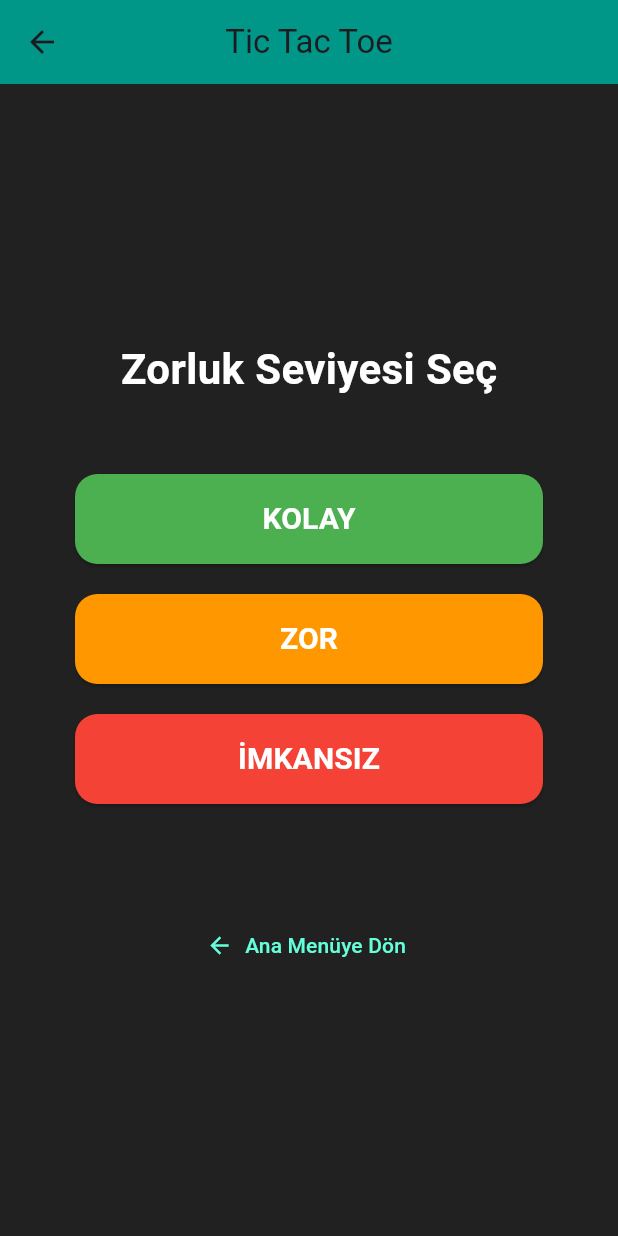
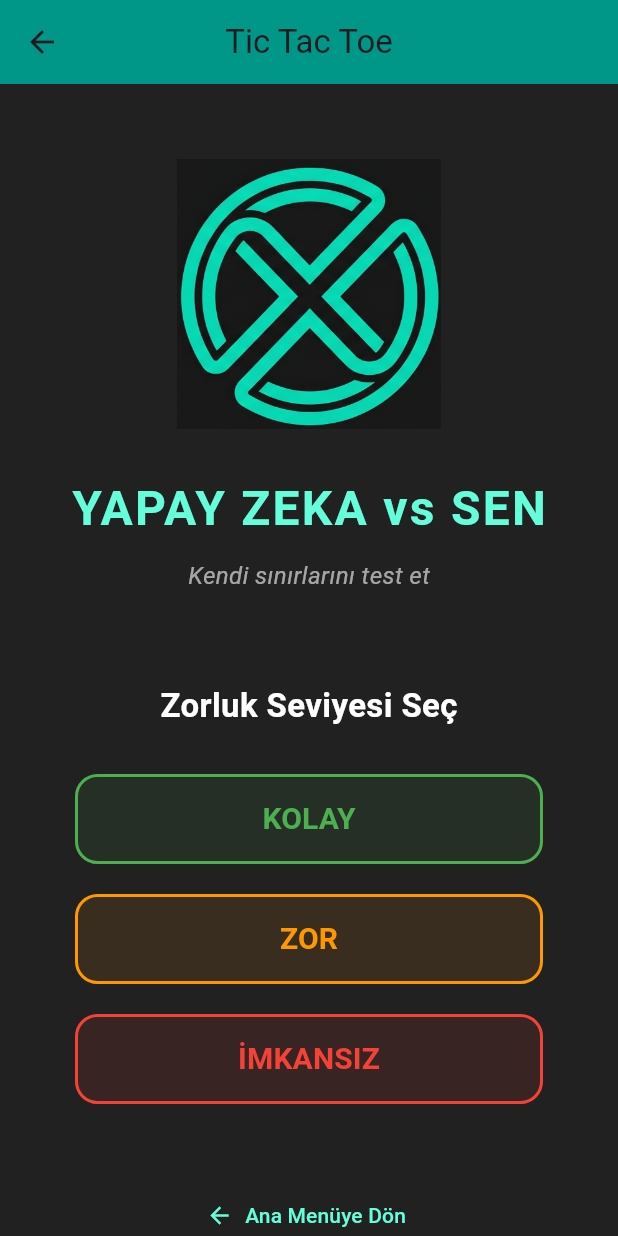
Before and after one commit to YusufAyvaz202/Tech4, a Flutter app: the TicTacToeScreen screen opened directly, on a phone screen of 412 x 824 dp. Run offline on Flutter 3.47's test engine with Material 3 defaults, Android fonts, the phone set to English and light mode, and no system bars.

Commit message:
premium karşılama ekranı tasarımı ve logo entegrasyonu
- assets/images/ dizini oluşturularak özel tasarım şeffaf logo (xox_logoo.png) pubspec.yaml üzerinden projeye dahil edildi.
- Karşılama ekranı (_buildSelectionScreen), karanlık temaya uygun tipografi ve "Yapay Zeka vs Sen" alt başlığıyla modernleştirildi.
- Zorluk seçim butonları (Kolay, Zor, İmkansız), OutlinedButton mimarisiyle yeniden yazılarak renkli çerçeve ve opak dolgu efektleriyle güncellendi.
- Eski buton mimarisinden kalan fonksiyon çakışmaları (duplicate declaration) temizlendi.
- Asset isimlendirme (path tracking) revizyonu yapılarak çalışma zamanı (runtime) varlık yükleme hataları giderildi.

```diff
--- a/lib/xox/xox_screen.dart
+++ b/lib/xox/xox_screen.dart
@@ -167,46 +167,83 @@ void _showGameOverDialog(String winner) {
 
 Widget _buildSelectionScreen() {
     return Column(
-      mainAxisAlignment: MainAxisAlignment.center,
+      mainAxisAlignment: MainAxisAlignment.start, // Üstten başlasın
       children: [
+        const SizedBox(height: 50), // Üstten biraz boşluk
+
+        // --- 1. LOGO ENTEGRASYONU ---
+        // Assets'ten logomuzu çağırdık, yüksekliğini sabitledik
+        Padding(
+          padding: const EdgeInsets.symmetric(horizontal: 40.0),
+          child: Image.asset(
+            'assets/images/xox_logoo.png',
+            height: 180, // Logoyu biraz büyük tutalım
+            fit: BoxFit.contain,
+          ),
+        ),
+        const SizedBox(height: 30),
+
+        // --- 2. BAŞLIK VE AI VURGUSU ---
+        const Text(
+          "YAPAY ZEKA vs SEN",
+          style: TextStyle(
+            color: Colors.tealAccent, // Neon parlaklığı verelim
+            fontSize: 32,
+            fontWeight: FontWeight.bold,
+            letterSpacing: 1.5, // Harfleri açalım
+          ),
+        ),
+        const SizedBox(height: 10),
+        Text(
+          "Kendi sınırlarını test et",
+          style: TextStyle(
+            color: Colors.white.withOpacity(0.6), // Hafif gri
+            fontSize: 16,
+            fontStyle: FontStyle.italic,
+          ),
+        ),
+
+        const SizedBox(height: 60), // Butonlarla ara
+
         const Text(
           "Zorluk Seviyesi Seç",
-          style: TextStyle(
-            color: Colors.white,
-            fontSize: 28,
-            fontWeight: FontWeight.bold
-          ),
+          style: TextStyle(color: Colors.white, fontSize: 22, fontWeight: FontWeight.bold),
         ),
-        const SizedBox(height: 40),
+        const SizedBox(height: 20),
+
+        // --- 3. PREMIUM BUTONLAR ---
+        // Mevcut buton fonksiyonlarımızı kullanıyoruz ama tasarımlarını cilaladık
         _difficultyButton("KOLAY", 60, Colors.green),
         _difficultyButton("ZOR", 30, Colors.orange),
         _difficultyButton("İMKANSIZ", 0, Colors.red),
-        const SizedBox(height: 60),
-        // Diğer dersle birleştiğinde kullanılacak "Ana Menüye Dön" butonu için yerimiz hazır
+
+        const SizedBox(height: 40),
+
+        // Diğer oyunlarla birleşince kullanılacak Ana Menü Butonu
         TextButton.icon(
-          onPressed: () {
-            /* Navigator.pop(context); - Diğer oyunlarla birleşince açılacak */
-          },
+          onPressed: () { /* Navigator.pop(context); */ },
           icon: const Icon(Icons.arrow_back, color: Colors.tealAccent),
           label: const Text(
             "Ana Menüye Dön",
             style: TextStyle(color: Colors.tealAccent)
           ),
         ),
+        const SizedBox(height: 20),
       ],
     );
   }
 
+  // --- PREMIUM BUTON TASARIMI (Güncelleme) ---
+  // Eski düz butonumuzu, koyu arka planlı ve renkli çerçeveli (Border) hale getirdik
   Widget _difficultyButton(String name, int rate, Color color) {
     return Padding(
       padding: const EdgeInsets.symmetric(vertical: 10, horizontal: 50),
-      child: ElevatedButton(
-        style: ElevatedButton.styleFrom(
-          backgroundColor: color,
+      child: OutlinedButton( // ElevatedButton yerine OutlinedButton kullandık
+        style: OutlinedButton.styleFrom(
+          side: BorderSide(color: color, width: 2), // Renkli ince çerçeve
+          backgroundColor: color.withOpacity(0.1), // Çerçeve renginde çok hafif bir iç dolgu
           minimumSize: const Size(double.infinity, 60),
-          shape: RoundedRectangleBorder(
-            borderRadius: BorderRadius.circular(15)
-          ),
+          shape: RoundedRectangleBorder(borderRadius: BorderRadius.circular(15)),
         ),
         onPressed: () {
           setState(() {
@@ -216,15 +253,17 @@ Widget _buildSelectionScreen() {
         },
         child: Text(
           name,
-          style: const TextStyle(
+          style: TextStyle(
             fontSize: 20,
             fontWeight: FontWeight.bold,
-            color: Colors.white
+            color: color // Buton metnini de çerçeve renginde yapalım
           )
         ),
       ),
     );
   }
+
+
 
 Widget _buildGameScreen() {
     return Column(
```
Also changed, not shown: pubspec.yaml (+6 -8 lines), assets/images/xox_logoo.png (added).
